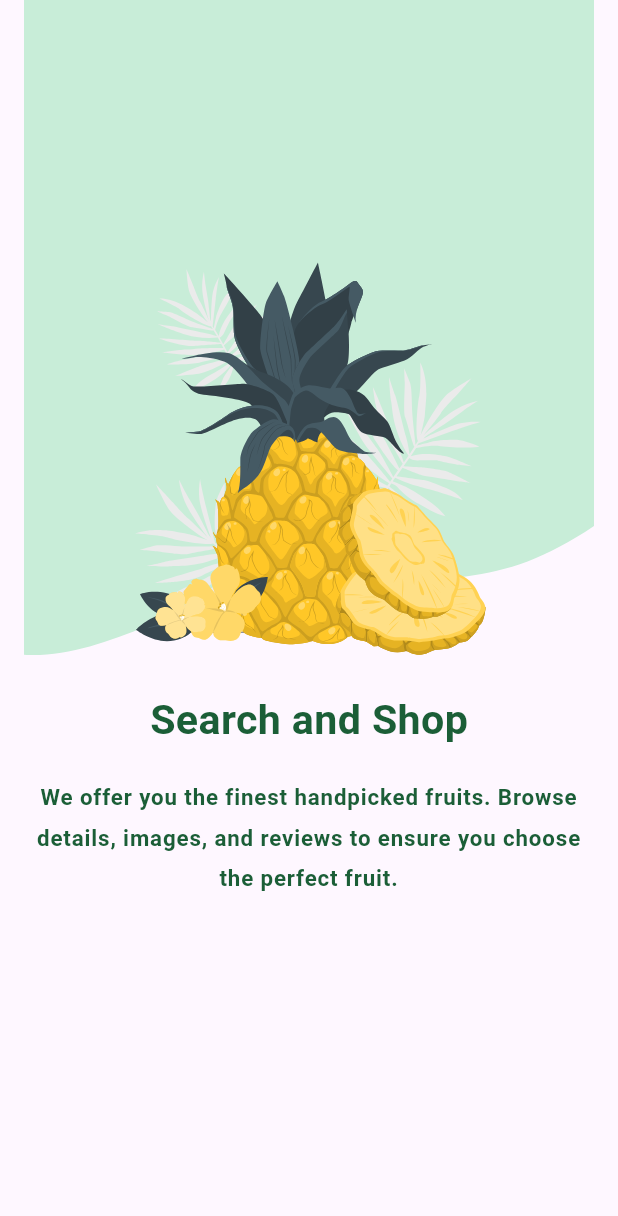
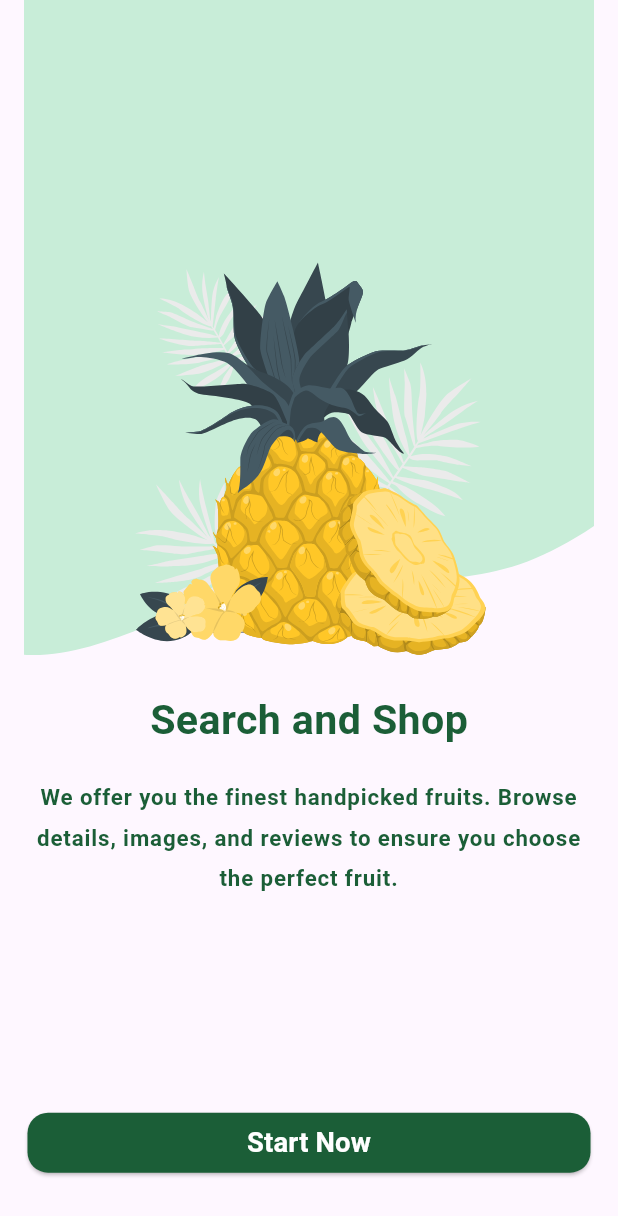
Before and after one commit to AlaaSharshera/Fruitopia, a Flutter app: the SecondOnboardingView screen opened by its route, on a phone screen of 412 x 824 dp. Shown: the top 1216 px of the screen. Run offline on Flutter 3.47's test engine with Material 3 defaults, Android fonts, the phone set to English and light mode, and no system bars; our stand-ins replace device_preview, flutter_bloc, flutter_screenutil, flutter_svg, google_fonts; Roboto replaces fonts that are missing (Cairo).

Commit message:
Refactor SecondOnboardingView to include CustomButton and restructure layout

```diff
--- a/lib/features/on_boarding/presentation/views/second_onboarding_view.dart
+++ b/lib/features/on_boarding/presentation/views/second_onboarding_view.dart
@@ -1,5 +1,6 @@
 import 'package:flutter/material.dart';
 import 'package:fruitopia/core/utils/app_images.dart';
+import 'package:fruitopia/features/on_boarding/presentation/widgets/custom_button.dart';
 import 'package:fruitopia/features/on_boarding/presentation/widgets/custom_onboarding_body.dart';
 import 'package:fruitopia/generated/l10n.dart';
 
@@ -10,12 +11,20 @@ class SecondOnboardingView extends StatelessWidget {
   @override
   Widget build(BuildContext context) {
     return Scaffold(
-      body: CustomOnboardingBody(
-        isOnboarding1: false,
-        title: S.of(context).onboardingTitle2,
-        subtitle: S.of(context).onboardingSubtitle2,
-        backgroundColor: Color(0xffB0E8C7),
-        image: Assets.imagesPineappleOnboarding,
+      body: Column(
+        children: [
+          CustomOnboardingBody(
+            isOnboarding1: false,
+            title: S.of(context).onboardingTitle2,
+            subtitle: S.of(context).onboardingSubtitle2,
+            backgroundColor: Color(0xffB0E8C7),
+            image: Assets.imagesPineappleOnboarding,
+          ),
+          Spacer(flex: 1),
+          CustomButton(text: S.of(context).onboardingButtonText, onPressed: () {
+
+          }),
+        ],
       ),
     );
   }
```
